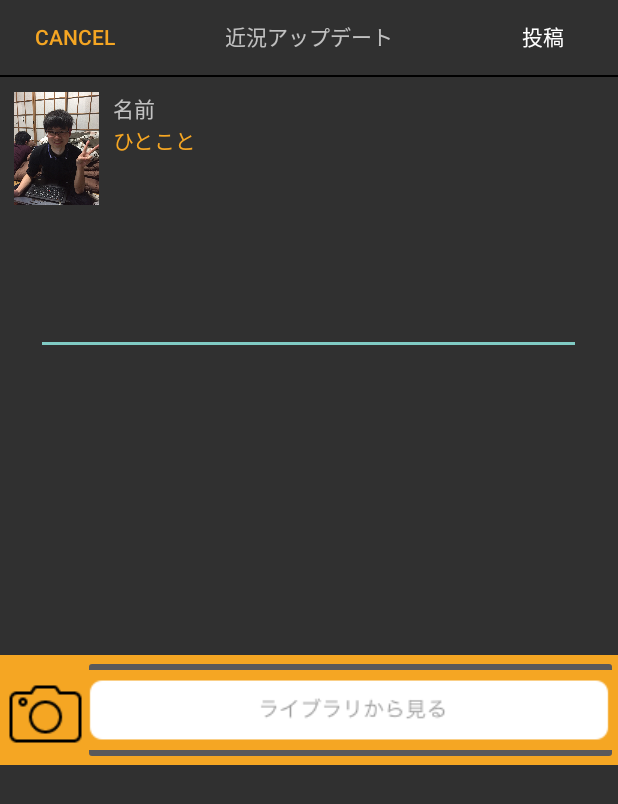
After one commit to HakoSuka-MiuraHack/ShokuSuka-Android, an Android app: the PostActivity screen opened directly, with no data from a screen before it, on a phone screen of 412 x 824 dp. The commit adds this screen. Shown: the top 804 px of the screen. Run offline under Robolectric (Android 15) with nearby library versions, the phone set to English and light mode, and no system bars.

Commit message:
Add PostActivity

```diff
--- a/app/src/main/java/android/shokusuka/miurahack/com/shokusuka/MainActivity.java
+++ b/app/src/main/java/android/shokusuka/miurahack/com/shokusuka/MainActivity.java
@@ -23,7 +23,7 @@ Button toPostButton;
             @Override
             public void onClick(View v) {
                 // クリック時の処理
-                Intent intent = new Intent(MainActivity.this,MainActivity.class );
+                Intent intent = new Intent(getApplication(), PostActivity.class);
                 startActivity(intent);
             }
         });
--- /dev/null
+++ b/app/src/main/res/layout/post_activity.xml
@@ -0,0 +1,144 @@
+<?xml version="1.0" encoding="utf-8"?>
+<LinearLayout xmlns:android="http://schemas.android.com/apk/res/android"
+    xmlns:tools="http://schemas.android.com/tools"
+    android:layout_width="match_parent"
+    android:layout_height="match_parent"
+    android:orientation="vertical"
+    tools:context="android.shokusuka.miurahack.com.shokusuka.MainActivity">
+
+<!--タイトルバー-->
+    <LinearLayout
+        android:layout_width="match_parent"
+        android:layout_height="50dp"
+        android:layout_gravity="center"
+        android:orientation="horizontal">
+        <Button
+            android:id="@+id/PostCancel"
+            android:textColor="@color/colorPrimary"
+            android:background="@null"
+            android:layout_width="100dp"
+            android:text="cancel"
+            android:layout_height="wrap_content" />
+        <TextView
+            android:layout_width="wrap_content"
+            android:layout_height="wrap_content"
+            android:layout_weight="1"
+            android:text="近況アップデート"
+            android:textAlignment="center" />
+        <Button
+            android:background="@null"
+            android:id="@+id/PostButton"
+            android:layout_width="100dp"
+            android:text="投稿"
+            android:layout_height="wrap_content" />
+    </LinearLayout>
+
+<LinearLayout
+    android:layout_width="match_parent"
+    android:layout_height="1dp"
+    android:background="#000000"></LinearLayout>
+
+    <!--ヘッダー-->
+    <LinearLayout
+        android:layout_marginTop="10dp"
+        android:layout_width="wrap_content"
+        android:layout_height="75dp"
+        android:orientation="horizontal">
+        <ImageView
+            android:layout_width="75dp"
+            android:text="75dp"
+            android:src="@drawable/usersample"
+            android:layout_height="wrap_content" />
+        <LinearLayout
+            android:layout_width="wrap_content"
+            android:layout_height="50dp"
+            android:orientation="vertical">
+            <TextView
+                android:layout_width="wrap_content"
+                android:text="名前"
+                android:layout_height="wrap_content" />
+            <TextView
+                android:layout_width="wrap_content"
+                android:text="ひとこと"
+                android:id="@+id/comment"
+                android:textColor="@color/colorPrimary"
+                android:layout_height="wrap_content" />
+            </LinearLayout>
+        </LinearLayout>
+        <!--入力顔面-->
+    <EditText
+        android:id="@+id/MainTextBody"
+        android:layout_width="363dp"
+        android:layout_gravity="center"
+        android:layout_height="100dp" />
+
+    <LinearLayout xmlns:android="http://schemas.android.com/apk/res/android"
+        android:layout_width="match_parent"
+        android:orientation="horizontal"
+        android:layout_height="wrap_content">
+
+        <ImageView xmlns:android="http://schemas.android.com/apk/res/android"
+            android:id="@+id/PreviewImgae1"
+            android:layout_width="70dp"
+            android:layout_height="200dp"
+            android:adjustViewBounds="true"
+            android:scaleType="fitXY"
+            android:visibility="invisible"
+            android:src="@mipmap/ic_launcher" />
+
+        <ImageView
+            android:id="@+id/PreviewImgae2"
+            android:layout_marginLeft="25dp"
+            android:layout_width="70dp"
+            android:layout_height="200dp"
+            android:adjustViewBounds="true"
+            android:scaleType="fitXY"
+            android:visibility="invisible"
+            android:src="@mipmap/ic_launcher" />
+
+        <ImageView
+            android:id="@+id/PreviewImgae3"
+            android:layout_marginLeft="25dp"
+            android:layout_width="70dp"
+            android:layout_height="200dp"
+            android:adjustViewBounds="true"
+            android:scaleType="fitXY"
+            android:visibility="invisible"
+            android:src="@mipmap/ic_launcher" />
+    </LinearLayout>
+    <!--<ScrollView-->
+        <!--android:id="@+id/PostMainText"-->
+        <!--android:layout_height="200dp"-->
+        <!--android:layout_width="match_parent"-->
+        <!--&gt;-->
+            <!--<LinearLayout-->
+                <!--android:id="@+id/MainTextImages"-->
+                <!--android:layout_height="wrap_content"-->
+                <!--android:layout_width="wrap_content"-->
+                <!--android:orientation="vertical"-->
+                <!--/>-->
+        <!--</ScrollView>-->
+
+    <!--<画像プレビュー>-->
+
+        <LinearLayout
+            android:layout_width="wrap_content"
+            android:layout_height="wrap_content"
+            android:background="@color/colorPrimary"
+            android:orientation="horizontal"
+            >
+            <ImageButton
+                android:layout_marginTop="15dp"
+                android:layout_marginLeft="5dp"
+                android:src="@drawable/camera"
+                android:background="@null"
+                android:id="@+id/SanpButton"
+                android:layout_width="wrap_content"
+                android:layout_height="wrap_content" />
+            <ImageButton
+                android:id="@+id/ImageLibrary"
+                android:layout_width="wrap_content"
+                android:layout_height="wrap_content"
+                android:src="@drawable/lirary" />
+        </LinearLayout>
+</LinearLayout>
```
Also changed, not shown: app/src/main/AndroidManifest.xml (+5 -2 lines), app/src/main/java/android/shokusuka/miurahack/com/shokusuka/PostActivity.java (added, +333 -0 lines), app/src/main/res/layout/choiseimage.xml (added, +28 -0 lines), app/src/main/res/drawable/lirary.PNG (added), app/src/main/res/drawable/usersample.jpg (added).
